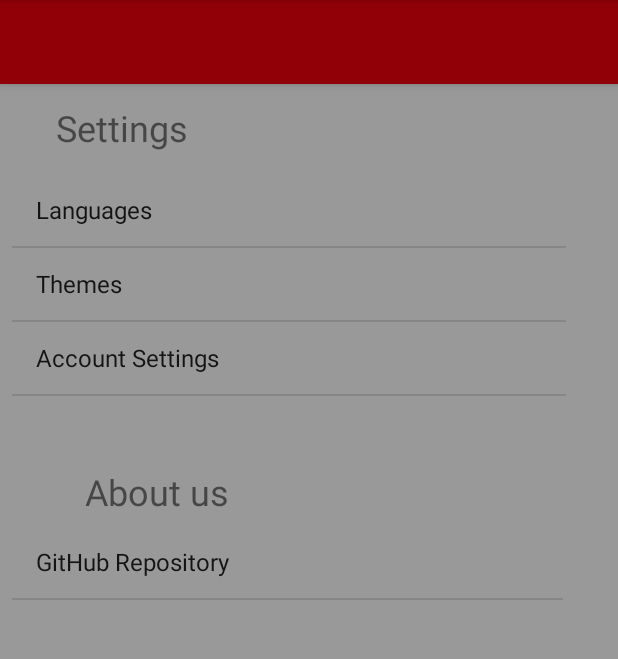
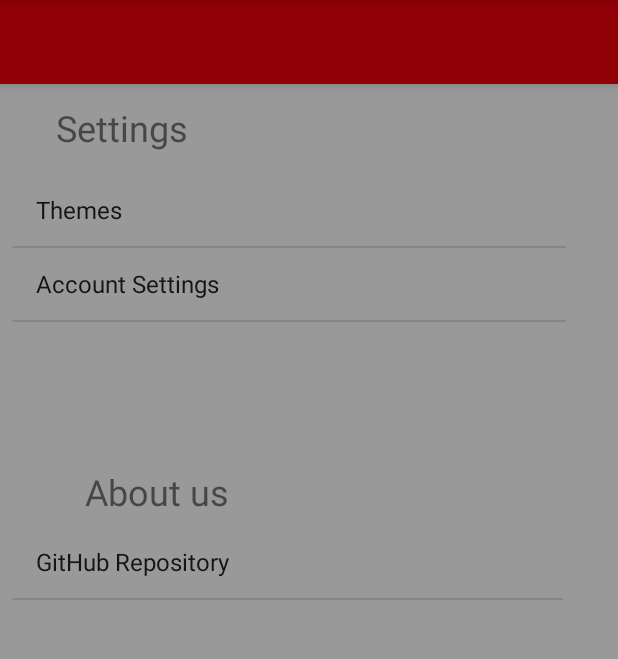
Before and after one commit to StanGo25/LockerAutomation, an Android app: the fragment SettingsFragment shown on its own in the app's theme, on a phone screen of 412 x 824 dp, the part 84-743 px from its top. Run offline under Robolectric (Android 15) with nearby library versions, the phone set to English and light mode, and no system bars; 1 statement that could not run was skipped.

Commit message:
Update strings.xml
Removed certain lines of code

```diff
--- a/src/main/res/values/strings.xml
+++ b/src/main/res/values/strings.xml
@@ -46,7 +46,6 @@
     <string name="pref_header">Settings</string>
 
     <string-array name="preferences">
-        <item>Languages</item>
         <item>Themes</item>
         <item>Account Settings</item>
     </string-array>
@@ -56,12 +55,6 @@
         <item>GitHub Repository</item>
     </string-array>
 
-    <string-array name="pref_lang">
-        <item>English</item>
-        <item>French</item>
-    </string-array>
-
-    <string name="pref_msgHead1">Choose your Language</string>
     <string name="pref_msgHead2">Choose your Theme</string>
     <string name="pref_msgApply">Apply</string>
     <string name="pref_msgCancel">Cancel</string>
```
